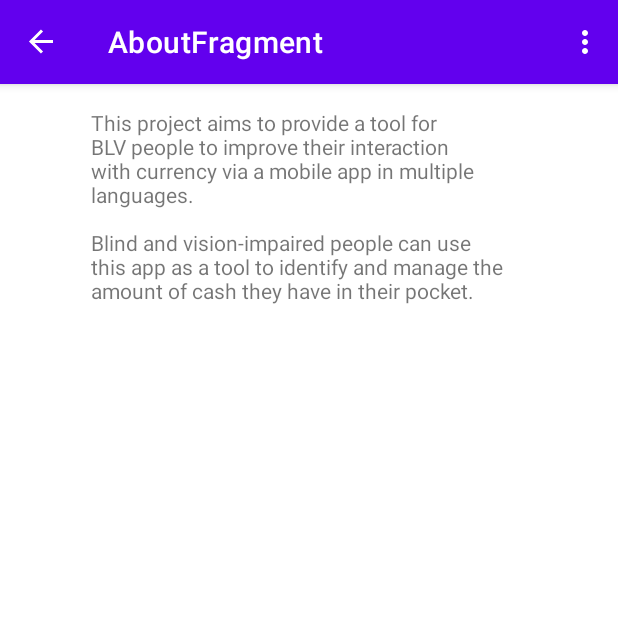
After one commit to mauroLaine/CurrencyRecognition, an Android app: the AboutFragment screen opened through its navigation route, on a phone screen of 412 x 824 dp, the top half of it. The commit adds this screen. Run offline under Robolectric (Android 15) with nearby library versions, the phone set to English and light mode, and no system bars; our stand-ins replace navigation-ui.

Commit message:
Create an AboutFragment and set up the action bar with a navigation controller

```diff
--- a/app/src/main/java/com/laine/mauro/currencyrecognition/activity/MainActivity.kt
+++ b/app/src/main/java/com/laine/mauro/currencyrecognition/activity/MainActivity.kt
@@ -7,7 +7,9 @@ import android.view.MenuItem
 import android.view.View
 import android.view.accessibility.AccessibilityManager
 import androidx.drawerlayout.widget.DrawerLayout
+import androidx.navigation.findNavController
 import androidx.navigation.ui.AppBarConfiguration
+import androidx.navigation.ui.NavigationUI
 import com.laine.mauro.currencyrecognition.R
 import com.laine.mauro.currencyrecognition.setAccessibleButton
 import kotlinx.android.synthetic.main.activity_main.*
@@ -22,6 +24,12 @@ class MainActivity : BaseActivity() {
         setContentView(R.layout.activity_main)
 //        titleImage.contentDescription = this.getString(R.string.start)
 //        titleImage.setAccessibleButton()
+
+        drawerLayout = findViewById(R.id.drawerLayout)
+        val navController = this.findNavController(R.id.myNavHostFragment)
+        NavigationUI.setupActionBarWithNavController(this, navController, drawerLayout)
+        appBarConfiguration = AppBarConfiguration(navController.graph, drawerLayout)
+
     }
 
     override fun onResume() {
--- /dev/null
+++ b/app/src/main/java/com/laine/mauro/currencyrecognition/fragment/AboutFragment.kt
@@ -0,0 +1,19 @@
+package com.laine.mauro.currencyrecognition.fragment
+
+import android.os.Bundle
+import androidx.fragment.app.Fragment
+import android.view.LayoutInflater
+import android.view.View
+import android.view.ViewGroup
+import com.laine.mauro.currencyrecognition.R
+
+class AboutFragment : Fragment() {
+
+    override fun onCreateView(
+        inflater: LayoutInflater, container: ViewGroup?,
+        savedInstanceState: Bundle?
+    ): View? {
+        // Inflate the layout for this fragment
+        return inflater.inflate(R.layout.fragment_about, container, false)
+    }
+}
--- /dev/null
+++ b/app/src/main/res/layout/fragment_about.xml
@@ -0,0 +1,21 @@
+<?xml version="1.0" encoding="utf-8"?>
+<androidx.constraintlayout.widget.ConstraintLayout xmlns:android="http://schemas.android.com/apk/res/android"
+    xmlns:app="http://schemas.android.com/apk/res-auto"
+    xmlns:tools="http://schemas.android.com/tools"
+    android:layout_width="match_parent"
+    android:layout_height="match_parent"
+    tools:context=".activity.AboutActivity">
+
+    <TextView
+        android:id="@+id/textView"
+        android:layout_width="290dp"
+        android:layout_height="175dp"
+        android:layout_marginTop="16dp"
+        android:text="@string/about_content"
+        app:layout_constraintBottom_toBottomOf="parent"
+        app:layout_constraintEnd_toEndOf="parent"
+        app:layout_constraintHorizontal_bias="0.495"
+        app:layout_constraintStart_toStartOf="parent"
+        app:layout_constraintTop_toTopOf="parent"
+        app:layout_constraintVertical_bias="0.0" />
+</androidx.constraintlayout.widget.ConstraintLayout>
--- a/app/src/main/res/menu/navdrawer_menu.xml
+++ b/app/src/main/res/menu/navdrawer_menu.xml
@@ -2,9 +2,6 @@
 <menu xmlns:android="http://schemas.android.com/apk/res/android">
 
     <item
-        android:id="@+id/SettingsActivity"
-        android:title="Settings" />
-    <item
-        android:id="@+id/AboutActivity"
-        android:title="About" />
+        android:id="@+id/aboutFragment"
+        android:title="@string/about" />
 </menu>
--- a/app/src/main/res/navigation/navigation.xml
+++ b/app/src/main/res/navigation/navigation.xml
@@ -10,4 +10,10 @@
         android:name="com.laine.mauro.currencyrecognition.fragment.HomeFragment"
         android:label="HomeFragment"
         tools:layout="@layout/fragment_home"></fragment>
+
+    <fragment
+        android:id="@+id/aboutFragment"
+        android:name="com.laine.mauro.currencyrecognition.fragment.AboutFragment"
+        android:label="AboutFragment"
+        tools:layout="@layout/fragment_about" />
 </navigation>
```
